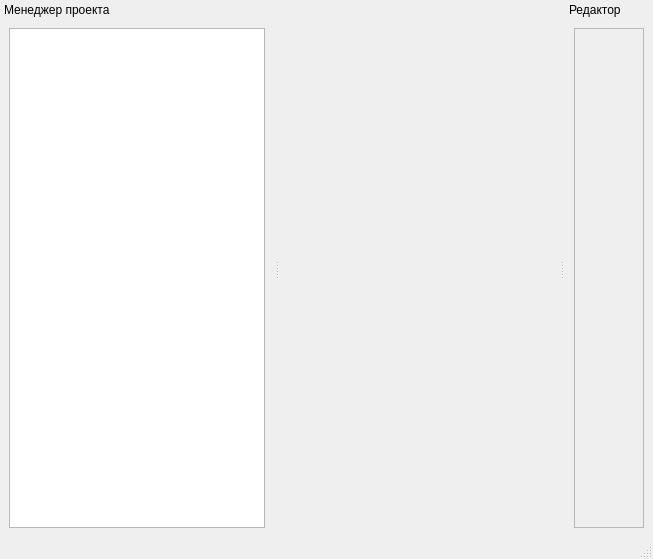
Above: Lithium/mainwindow.ui from GSA05/Lithium before the change. Below: the same form after it.
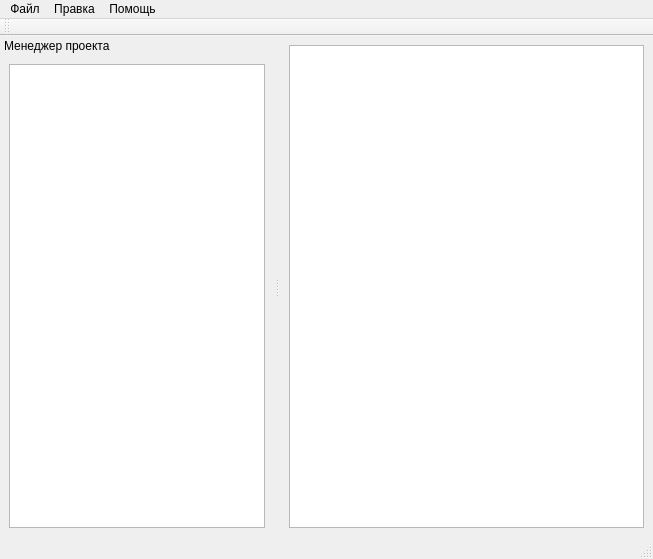
That is the form after the change.

Commit message: #12: Изменения

What changed in the file:
```diff
--- a/Lithium/mainwindow.ui
+++ b/Lithium/mainwindow.ui
@@ -13,7 +13,13 @@
   <property name="windowTitle">
    <string>MainWindow</string>
   </property>
-  <widget class="QWidget" name="centralwidget"/>
+  <widget class="QWidget" name="centralwidget">
+   <layout class="QHBoxLayout" name="horizontalLayout_3">
+    <item>
+     <widget class="QTextEdit" name="textEdit"/>
+    </item>
+   </layout>
+  </widget>
   <widget class="QMenuBar" name="menubar">
    <property name="geometry">
     <rect>
@@ -23,6 +29,35 @@
      <height>21</height>
     </rect>
    </property>
+   <widget class="QMenu" name="menu">
+    <property name="title">
+     <string>Файл</string>
+    </property>
+    <addaction name="action"/>
+    <addaction name="action_2"/>
+    <addaction name="separator"/>
+    <addaction name="action_4"/>
+    <addaction name="separator"/>
+    <addaction name="action_6"/>
+    <addaction name="action_7"/>
+    <addaction name="action_8"/>
+    <addaction name="separator"/>
+    <addaction name="exitAction"/>
+   </widget>
+   <widget class="QMenu" name="menu_2">
+    <property name="title">
+     <string>Правка</string>
+    </property>
+   </widget>
+   <widget class="QMenu" name="menu_3">
+    <property name="title">
+     <string>Помощь</string>
+    </property>
+    <addaction name="action_11"/>
+   </widget>
+   <addaction name="menu"/>
+   <addaction name="menu_2"/>
+   <addaction name="menu_3"/>
   </widget>
   <widget class="QStatusBar" name="statusbar"/>
   <widget class="QDockWidget" name="dockWidget">
@@ -41,52 +76,69 @@
    <widget class="QWidget" name="dockWidgetContents">
     <layout class="QHBoxLayout" name="horizontalLayout">
      <item>
-      <widget class="QTreeView" name="treeView"/>
-     </item>
-    </layout>
-   </widget>
-  </widget>
-  <widget class="QDockWidget" name="dockWidget_2">
-   <property name="sizePolicy">
-    <sizepolicy hsizetype="Maximum" vsizetype="Minimum">
-     <horstretch>0</horstretch>
-     <verstretch>0</verstretch>
-    </sizepolicy>
-   </property>
-   <property name="features">
-    <set>QDockWidget::NoDockWidgetFeatures</set>
-   </property>
-   <property name="allowedAreas">
-    <set>Qt::BottomDockWidgetArea|Qt::RightDockWidgetArea|Qt::TopDockWidgetArea</set>
-   </property>
-   <property name="windowTitle">
-    <string>Редактор</string>
-   </property>
-   <attribute name="dockWidgetArea">
-    <number>2</number>
-   </attribute>
-   <widget class="QWidget" name="dockWidgetContents_2">
-    <layout class="QHBoxLayout" name="horizontalLayout_2">
-     <item>
-      <widget class="QScrollArea" name="scrollArea">
-       <property name="widgetResizable">
+      <widget class="QTreeView" name="treeView">
+       <property name="rootIsDecorated">
         <bool>true</bool>
        </property>
-       <widget class="QWidget" name="scrollAreaWidgetContents">
-        <property name="geometry">
-         <rect>
-          <x>0</x>
-          <y>0</y>
-          <width>475</width>
-          <height>476</height>
-         </rect>
-        </property>
-       </widget>
+       <property name="headerHidden">
+        <bool>true</bool>
+       </property>
       </widget>
      </item>
     </layout>
    </widget>
   </widget>
+  <widget class="QToolBar" name="toolBar">
+   <property name="windowTitle">
+    <string>toolBar</string>
+   </property>
+   <attribute name="toolBarArea">
+    <enum>TopToolBarArea</enum>
+   </attribute>
+   <attribute name="toolBarBreak">
+    <bool>false</bool>
+   </attribute>
+  </widget>
+  <action name="action">
+   <property name="text">
+    <string>Новый вариант...</string>
+   </property>
+  </action>
+  <action name="action_2">
+   <property name="text">
+    <string>Открыть вариант...</string>
+   </property>
+  </action>
+  <action name="action_4">
+   <property name="text">
+    <string>Закрыть вариант</string>
+   </property>
+  </action>
+  <action name="action_6">
+   <property name="text">
+    <string>Сохранить</string>
+   </property>
+  </action>
+  <action name="action_7">
+   <property name="text">
+    <string>Сохранить как...</string>
+   </property>
+  </action>
+  <action name="action_8">
+   <property name="text">
+    <string>Сохранить всё</string>
+   </property>
+  </action>
+  <action name="exitAction">
+   <property name="text">
+    <string>Выход</string>
+   </property>
+  </action>
+  <action name="action_11">
+   <property name="text">
+    <string>О программе...</string>
+   </property>
+  </action>
  </widget>
  <resources/>
  <connections/>
```
Left out of the diff: 19 changed lines with no effect on the pictures. The commit also changes 1 other file.
